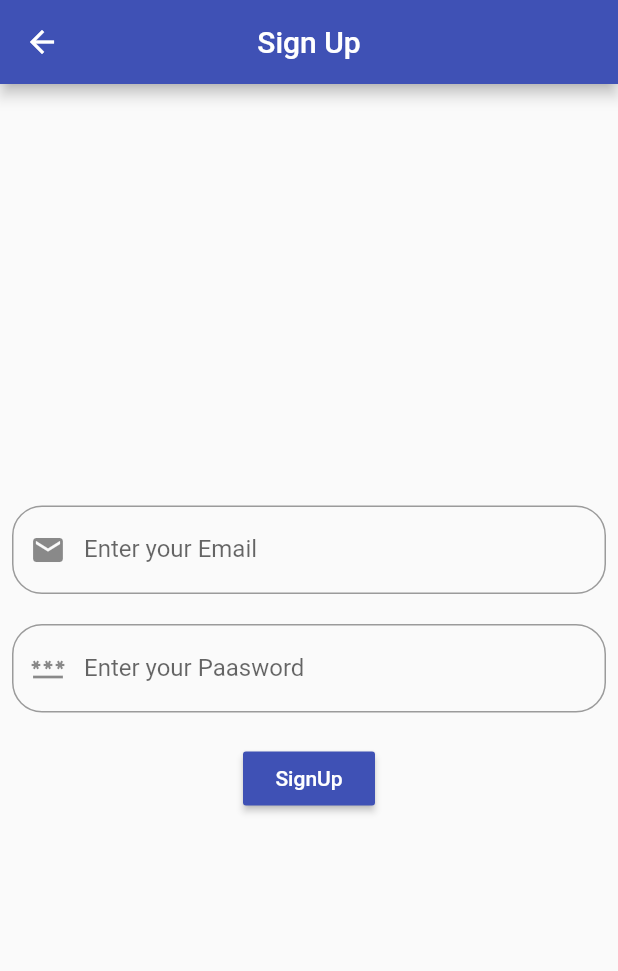
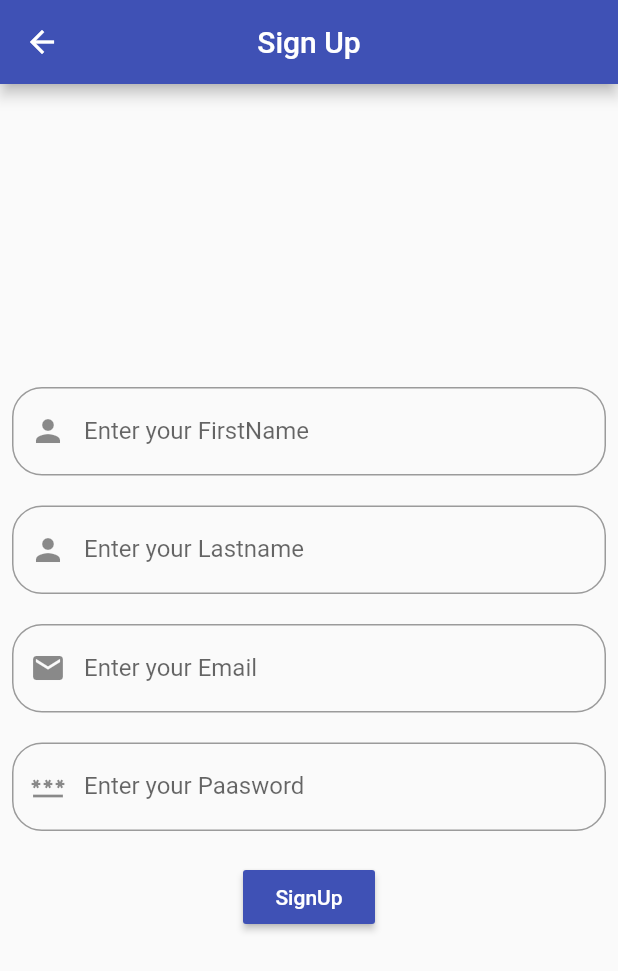
Before and after one commit to iflutter-team/-Disha_Satasiya_Api_demo, a Flutter app: the SignUpScreen screen opened directly, on a phone screen of 412 x 824 dp. Shown: the top 971 px of the screen. Run offline on Flutter 3.47's test engine with Material 2 defaults, Android fonts, the light colour scheme and no system bars; accounts and stored records are empty; network calls fail.

Commit message:
loginapi_complete

```diff
--- /dev/null
+++ b/lib/login/login_api.dart
@@ -0,0 +1,25 @@
+// ignore_for_file: avoid_print
+
+import 'package:api_demo/model/login_model.dart';
+import 'package:api_demo/services/https_services_api.dart';
+import 'package:api_demo/utlis/endpoint_res.dart';
+import 'package:http/http.dart' as http;
+
+class LoginApi {
+  static Future loginUser(Map<String, dynamic> body) async {
+    try {
+      String url = EndPointResources.login;
+      http.Response? response = await HttpServices.postApi(
+        url: url,
+        body: body,
+        header: {'Content-Type': 'application/json'},
+      );
+      if (response != null && response.statusCode == 200) {
+        print("responce=========>${response.body}");
+        return loginUserFromJson(response.body);
+      }
+    } catch (e) {
+      print(e);
+    }
+  }
+}
--- a/lib/login/login_screen.dart
+++ b/lib/login/login_screen.dart
@@ -1,5 +1,7 @@
 import 'package:api_demo/home/home_screen.dart';
-import 'package:api_demo/regstration/regstaration_screen.dart';
+import 'package:api_demo/login/login_api.dart';
+import 'package:api_demo/model/login_model.dart';
+import 'package:api_demo/signup/signup_screen.dart';
 import 'package:flutter/material.dart';
 
 class LoginScreen extends StatefulWidget {
@@ -10,8 +12,34 @@ class LoginScreen extends StatefulWidget {
 }
 
 class _LoginScreenState extends State<LoginScreen> {
+  LoginUser? loginUsermodel;
   TextEditingController emaillogin = TextEditingController();
   TextEditingController passwordlogin = TextEditingController();
+
+  Future loginUser() async {
+    Map<String, dynamic> body = {
+      "email": emaillogin.text.trim(),
+      "Password": passwordlogin.text.trim(),
+    };
+
+    loginUsermodel = await LoginApi.loginUser(body);
+    if (loginUsermodel != null && loginUsermodel!.status == 1) {
+      // ignore: use_build_context_synchronously
+      Navigator.push(
+        context,
+        MaterialPageRoute(
+          builder: (context) => const HomeScreen(),
+        ),
+      );
+      // ignore: use_build_context_synchronously
+      ScaffoldMessenger.of(context).showSnackBar(
+        const SnackBar(
+          content: Text("SucessFully Login Enjoy Your Home Screen"),
+        ),
+      );
+    }
+  }
+
   @override
   Widget build(BuildContext context) {
     return Scaffold(
@@ -71,12 +99,16 @@ class _LoginScreenState extends State<LoginScreen> {
             MaterialButton(
               color: Colors.indigo,
               onPressed: () {
-                Navigator.push(
-                  context,
-                  MaterialPageRoute(
-                    builder: (context) => const HomeScreen(),
-                  ),
-                );
+                setState(() {
+                  loginUser();
+
+                });
+                // Navigator.push(
+                //   context,
+                //   MaterialPageRoute(
+                //     builder: (context) => const HomeScreen(),
+                //   ),
+                // );
               },
               child: const Text(
                 "Login",
--- /dev/null
+++ b/lib/model/login_model.dart
@@ -0,0 +1,81 @@
+// To parse this JSON data, do
+//
+//     final loginUser = loginUserFromJson(jsonString);
+
+import 'dart:convert';
+
+LoginUser loginUserFromJson(String str) => LoginUser.fromJson(json.decode(str));
+
+String loginUserToJson(LoginUser data) => json.encode(data.toJson());
+
+class LoginUser {
+    int? status;
+    String? message;
+    Data? data;
+    List<dynamic>? validationMessage;
+    dynamic errorMessage;
+
+    LoginUser({
+        this.status,
+        this.message,
+        this.data,
+        this.validationMessage,
+        this.errorMessage,
+    });
+
+    factory LoginUser.fromJson(Map<String, dynamic> json) => LoginUser(
+        status: json["Status"],
+        message: json["Message"],
+        data: json["Data"] == null ? null : Data.fromJson(json["Data"]),
+        validationMessage: json["ValidationMessage"] == null ? [] : List<dynamic>.from(json["ValidationMessage"]!.map((x) => x)),
+        errorMessage: json["ErrorMessage"],
+    );
+
+    Map<String, dynamic> toJson() => {
+        "Status": status,
+        "Message": message,
+        "Data": data?.toJson(),
+        "ValidationMessage": validationMessage == null ? [] : List<dynamic>.from(validationMessage!.map((x) => x)),
+        "ErrorMessage": errorMessage,
+    };
+}
+
+class Data {
+    String? customerGuid;
+    String? userName;
+    String? emailId;
+    String? message;
+    bool? isValid;
+    bool? rememberMe;
+    int? customerId;
+
+    Data({
+        this.customerGuid,
+        this.userName,
+        this.emailId,
+        this.message,
+        this.isValid,
+        this.rememberMe,
+        this.customerId,
+    });
+
+    factory Data.fromJson(Map<String, dynamic> json) => Data(
+        customerGuid: json["CustomerGuid"],
+        userName: json["UserName"],
+        emailId: json["EmailId"],
+        message: json["Message"],
+        isValid: json["IsValid"],
+        rememberMe: json["RememberMe"],
+        customerId: json["CustomerId"],
+    );
+
+    Map<String, dynamic> toJson() => {
+        "CustomerGuid": customerGuid,
+        "UserName": userName,
+        "EmailId": emailId,
+        "Message": message,
+        "IsValid": isValid,
+        "RememberMe": rememberMe,
+        "CustomerId": customerId,
+    };
+}
--- /dev/null
+++ b/lib/model/signup_model.dart
@@ -0,0 +1,165 @@
+// To parse this JSON data, do
+//
+//     final signUp = signUpFromJson(jsonString);
+
+import 'dart:convert';
+
+SignUp signUpFromJson(String str) => SignUp.fromJson(json.decode(str));
+
+String signUpToJson(SignUp data) => json.encode(data.toJson());
+
+class SignUp {
+  int? status;
+  String? message;
+  Data? data;
+  List<dynamic>? validationMessage;
+  dynamic errorMessage;
+
+  SignUp({
+    this.status,
+    this.message,
+    this.data,
+    this.validationMessage,
+    this.errorMessage,
+  });
+
+  factory SignUp.fromJson(Map<String, dynamic> json) => SignUp(
+        status: json["Status"],
+        message: json["Message"],
+        data: json["Data"] == null ? null : Data.fromJson(json["Data"]),
+        validationMessage: json["ValidationMessage"] == null
+            ? []
+            : List<dynamic>.from(json["ValidationMessage"]!.map((x) => x)),
+        errorMessage: json["ErrorMessage"],
+      );
+
+  Map<String, dynamic> toJson() => {
+        "Status": status,
+        "Message": message,
+        "Data": data?.toJson(),
+        "ValidationMessage": validationMessage == null
+            ? []
+            : List<dynamic>.from(validationMessage!.map((x) => x)),
+        "ErrorMessage": errorMessage,
+      };
+}
+
+class Data {
+  bool? isValidRegistration;
+  int? customerId;
+  dynamic adminComment;
+  bool? active;
+  int? affiliateId;
+  dynamic billingAddress;
+  dynamic cannotLoginUntilDateUtc;
+  DateTime? createdOnUtc;
+  String? customerGuid;
+  bool? deleted;
+  String? email;
+  dynamic emailToRevalidate;
+  int? failedLoginAttempts;
+  bool? hasShoppingCartItems;
+  bool? isSystemAccount;
+  bool? isTaxExempt;
+  DateTime? lastActivityDateUtc;
+  dynamic lastIpAddress;
+  dynamic lastLoginDateUtc;
+  int? registeredInStoreId;
+  bool? requireReLogin;
+  dynamic shippingAddress;
+  dynamic systemName;
+  String? username;
+  int? vendorId;
+  String? message;
+
+  Data({
+    this.isValidRegistration,
+    this.customerId,
+    this.adminComment,
+    this.active,
+    this.affiliateId,
+    this.billingAddress,
+    this.cannotLoginUntilDateUtc,
+    this.createdOnUtc,
+    this.customerGuid,
+    this.deleted,
+    this.email,
+    this.emailToRevalidate,
+    this.failedLoginAttempts,
+    this.hasShoppingCartItems,
+    this.isSystemAccount,
+    this.isTaxExempt,
+    this.lastActivityDateUtc,
+    this.lastIpAddress,
+    this.lastLoginDateUtc,
+    this.registeredInStoreId,
+    this.requireReLogin,
+    this.shippingAddress,
+    this.systemName,
+    this.username,
+    this.vendorId,
+    this.message,
+  });
+
+  factory Data.fromJson(Map<String, dynamic> json) => Data(
+        isValidRegistration: json["IsValidRegistration"],
+        customerId: json["CustomerId"],
+        adminComment: json["AdminComment"],
+        active: json["Active"],
+        affiliateId: json["AffiliateId"],
+        billingAddress: json["BillingAddress"],
+        cannotLoginUntilDateUtc: json["CannotLoginUntilDateUtc"],
+        createdOnUtc: json["CreatedOnUtc"] == null
+            ? null
+            : DateTime.parse(json["CreatedOnUtc"]),
+        customerGuid: json["CustomerGuid"],
+        deleted: json["Deleted"],
+        email: json["Email"],
+        emailToRevalidate: json["EmailToRevalidate"],
+        failedLoginAttempts: json["FailedLoginAttempts"],
+        hasShoppingCartItems: json["HasShoppingCartItems"],
+        isSystemAccount: json["IsSystemAccount"],
+        isTaxExempt: json["IsTaxExempt"],
+        lastActivityDateUtc: json["LastActivityDateUtc"] == null
+            ? null
+            : DateTime.parse(json["LastActivityDateUtc"]),
+        lastIpAddress: json["LastIpAddress"],
+        lastLoginDateUtc: json["LastLoginDateUtc"],
+        registeredInStoreId: json["RegisteredInStoreId"],
+        requireReLogin: json["RequireReLogin"],
+        shippingAddress: json["ShippingAddress"],
+        systemName: json["SystemName"],
+        username: json["Username"],
+        vendorId: json["VendorId"],
+        message: json["Message"],
+      );
+
+  Map<String, dynamic> toJson() => {
+        "IsValidRegistration": isValidRegistration,
+        "CustomerId": customerId,
+        "AdminComment": adminComment,
+        "Active": active,
+        "AffiliateId": affiliateId,
+        "BillingAddress": billingAddress,
+        "CannotLoginUntilDateUtc": cannotLoginUntilDateUtc,
+        "CreatedOnUtc": createdOnUtc?.toIso8601String(),
+        "CustomerGuid": customerGuid,
+        "Deleted": deleted,
+        "Email": email,
+        "EmailToRevalidate": emailToRevalidate,
+        "FailedLoginAttempts": failedLoginAttempts,
+        "HasShoppingCartItems": hasShoppingCartItems,
+        "IsSystemAccount": isSystemAccount,
+        "IsTaxExempt": isTaxExempt,
+        "LastActivityDateUtc": lastActivityDateUtc?.toIso8601String(),
+        "LastIpAddress": lastIpAddress,
+        "LastLoginDateUtc": lastLoginDateUtc,
+        "RegisteredInStoreId": registeredInStoreId,
+        "RequireReLogin": requireReLogin,
+        "ShippingAddress": shippingAddress,
+        "SystemName": systemName,
+        "Username": username,
+        "VendorId": vendorId,
+        "Message": message,
+      };
+}
--- a/lib/regstration/regstaration_screen.dart
+++ /dev/null
@@ -1,68 +0,0 @@
-
-import 'package:flutter/material.dart';
-
-class SignUpScreen extends StatefulWidget {
-  const SignUpScreen({super.key});
-
-  @override
-  State<SignUpScreen> createState() => _SignUpScreenState();
-}
-
-class _SignUpScreenState extends State<SignUpScreen> {
-  TextEditingController emailRegs = TextEditingController();
-  TextEditingController passwordRegs = TextEditingController();
-  @override
-  Widget build(BuildContext context) {
-    return Scaffold(
-      appBar: AppBar(
-        backgroundColor: Colors.indigo,
-        centerTitle: true,
-        title: const Text("Sign Up"),
-      ),
-      body: Padding(
-        padding: const EdgeInsets.all(8.0),
-        child: Column(
-          mainAxisAlignment: MainAxisAlignment.center,
-          children: [
-            TextField(
-              controller: emailRegs,
-              decoration: InputDecoration(
-                prefixIcon: const Icon(Icons.email),
-                labelText: 'Enter your Email',
-                border: OutlineInputBorder(
-                  borderRadius: BorderRadius.circular(20),
-                ),
-              ),
-            ),
-            const SizedBox(
-              height: 20,
-            ),
-            TextField(
-              controller: passwordRegs,
-              decoration: InputDecoration(
-                prefixIcon: const Icon(Icons.password),
-                labelText: 'Enter your Paasword',
-                border: OutlineInputBorder(
-                  borderRadius: BorderRadius.circular(20),
-                ),
-              ),
-            ),
-            const SizedBox(
-              height: 20,
-            ),
-            MaterialButton(
-              color: Colors.indigo,
-              onPressed: () {
-                Navigator.of(context).pop();
-              },
-              child: const Text(
-                "SignUp",
-                style: TextStyle(color: Colors.white),
-              ),
-            )
-          ],
-        ),
-      ),
-    );
-  }
-}
--- a/lib/services/https_services_api.dart
+++ b/lib/services/https_services_api.dart
@@ -1,3 +1,5 @@
+import 'dart:convert';
+
 import 'package:flutter/foundation.dart';
 import 'package:http/http.dart' as http;
 
@@ -17,14 +19,21 @@ class HttpServices {
   }
 
   static Future<http.Response?> postApi(
-      {Map<String, double>? body, required String url}) async {
+      {Map<String, dynamic>? body,
+      required String url,
+      Map<String, String>? header}) async {
     try {
       if (kDebugMode) {
         print("Url======> $url");
+        print("HEADER=====> $header");
         print("Body=====>  $body");
       }
 
-      return await http.post(Uri.parse(url), body: body);
+      return await http.post(
+        Uri.parse(url),
+        body: jsonEncode(body),
+        headers: header,
+      );
     } catch (e) {
       if (kDebugMode) {
         print(e);
--- /dev/null
+++ b/lib/signup/signup_api.dart
@@ -0,0 +1,23 @@
+// ignore_for_file: avoid_print
+import 'package:api_demo/model/signup_model.dart';
+import 'package:api_demo/services/https_services_api.dart';
+import 'package:http/http.dart' as http;
+import 'package:api_demo/utlis/endpoint_res.dart';
+
+class SignUpApi {
+  static Future registerUser(Map<String, dynamic> body) async {
+    try {
+      String url = EndPointResources.signUp;
+      http.Response? response = await HttpServices.postApi(
+          url: url, body: body, header: {'Content-Type': 'application/json'});
+      if (response != null && response.statusCode == 200) {
+        print("responce=========>${response.body}");
+       return signUpFromJson(response.body);
+      }
+    } catch (e) {
+      print(e);
+      return null;
+
+    }
+  }
+}
--- /dev/null
+++ b/lib/signup/signup_screen.dart
@@ -0,0 +1,129 @@
+import 'package:api_demo/login/login_screen.dart';
+import 'package:api_demo/model/signup_model.dart';
+import 'package:api_demo/signup/signup_api.dart';
+import 'package:flutter/material.dart';
+
+class SignUpScreen extends StatefulWidget {
+  const SignUpScreen({super.key});
+
+  @override
+  State<SignUpScreen> createState() => _SignUpScreenState();
+}
+
+class _SignUpScreenState extends State<SignUpScreen> {
+  SignUp? signupUser;
+
+  TextEditingController emailRegs = TextEditingController();
+  TextEditingController passwordRegs = TextEditingController();
+  TextEditingController firstnameregs = TextEditingController();
+  TextEditingController lastnameregs = TextEditingController();
+  Future<void> userSignUp() async {
+    Map<String, dynamic> body = {
+      "FirstName": firstnameregs.text.trim(),
+      "LastName": lastnameregs.text.trim(),
+      "EmailId": emailRegs.text.trim(),
+      "Password": passwordRegs.text.trim(),
+    };
+    signupUser = await SignUpApi.registerUser(body);
+    if (signupUser != null && signupUser!.status == 1) {
+      Navigator.push(
+        context,
+        MaterialPageRoute(
+          builder: (context) => const LoginScreen(),
+        ),
+      );
+
+      ScaffoldMessenger.of(context).showSnackBar(
+        const SnackBar(
+          content: Text("SucessFully Sign Up Enjoy Your Login Screen"),
+        ),
+      );
+    }
+  }
+//process ontap function ani under body and e signup function banavu and
+  ///trim() pachal jetli space hoy e remove kare
+
+  @override
+  Widget build(BuildContext context) {
+    return Scaffold(
+      appBar: AppBar(
+        backgroundColor: Colors.indigo,
+        centerTitle: true,
+        title: const Text("Sign Up"),
+      ),
+      body: Padding(
+        padding: const EdgeInsets.all(8.0),
+        child: Column(
+          mainAxisAlignment: MainAxisAlignment.center,
+          children: [
+            TextField(
+              controller: firstnameregs,
+              decoration: InputDecoration(
+                prefixIcon: const Icon(Icons.person),
+                labelText: 'Enter your FirstName',
+                border: OutlineInputBorder(
+                  borderRadius: BorderRadius.circular(20),
+                ),
+              ),
+            ),
+            const SizedBox(
+              height: 20,
+            ),
+            TextField(
+              controller: lastnameregs,
+              decoration: InputDecoration(
+                prefixIcon: const Icon(Icons.person),
+                labelText: 'Enter your Lastname',
+                border: OutlineInputBorder(
+                  borderRadius: BorderRadius.circular(20),
+                ),
+              ),
+            ),
+            const SizedBox(
+              height: 20,
+            ),
+            TextField(
+              controller: emailRegs,
+              decoration: InputDecoration(
+                prefixIcon: const Icon(Icons.email),
+                labelText: 'Enter your Email',
+                border: OutlineInputBorder(
+                  borderRadius: BorderRadius.circular(20),
+                ),
+              ),
+            ),
+            const SizedBox(
+              height: 20,
+            ),
+            TextField(
+              controller: passwordRegs,
+              decoration: InputDecoration(
+                prefixIcon: const Icon(Icons.password),
+                labelText: 'Enter your Paasword',
+                border: OutlineInputBorder(
+                  borderRadius: BorderRadius.circular(20),
+                ),
+              ),
+            ),
+            const SizedBox(
+              height: 20,
+            ),
+            MaterialButton(
+              color: Colors.indigo,
+              onPressed: () {
+                userSignUp();
+                setState(() {});
+
+                // Navigator.of(context).pop();
+              },
+              child: const Text(
+                "SignUp",
+                style: TextStyle(color: Colors.white),
+              ),
+            )
+          ],
+        ),
+      ),
+    );
+  }
+}
--- a/lib/utlis/endpoint_res.dart
+++ b/lib/utlis/endpoint_res.dart
@@ -1,6 +1,13 @@
 class EndPointResources {
+  //product api
   static const basedUrl = 'https://dummyjson.com/';
 
+  //login Sign Up Api
+  static const authbased = "https://panchat.in/api/client/";
+  static const signUp = "${authbased}Register";
+  static const login = "${authbased}login";
+
+  /// product api
   static const productAPI = '${basedUrl}products';
   static const addProductAPI = '${basedUrl}products/add';
   //static const basedUrl = 'https://jsonplaceholder.typicode.com/';
```
